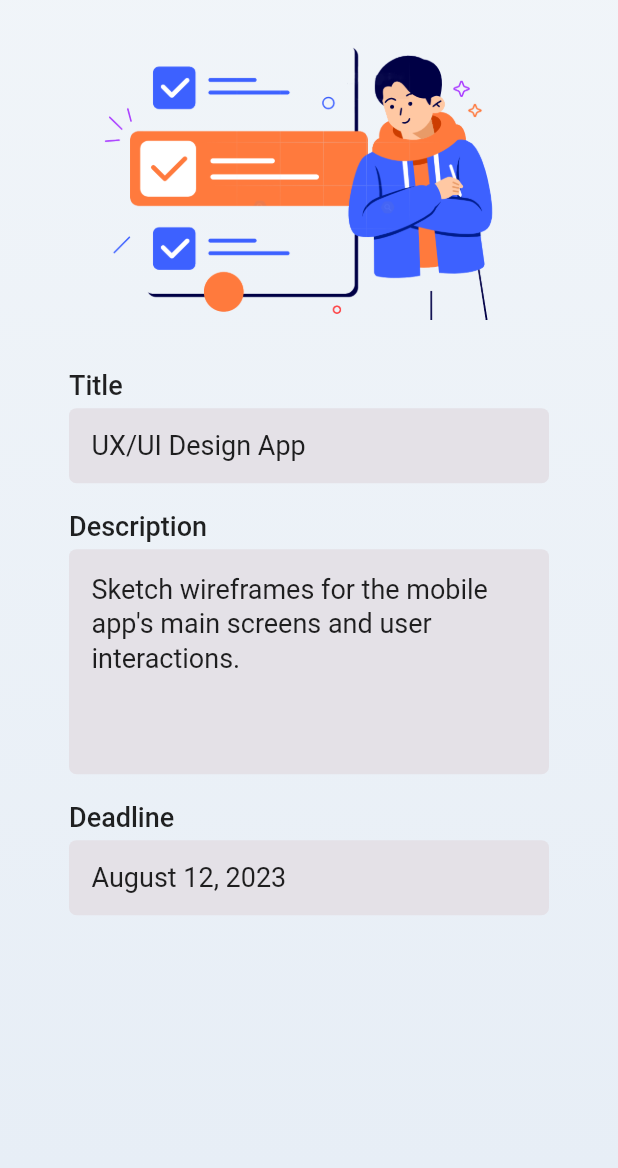
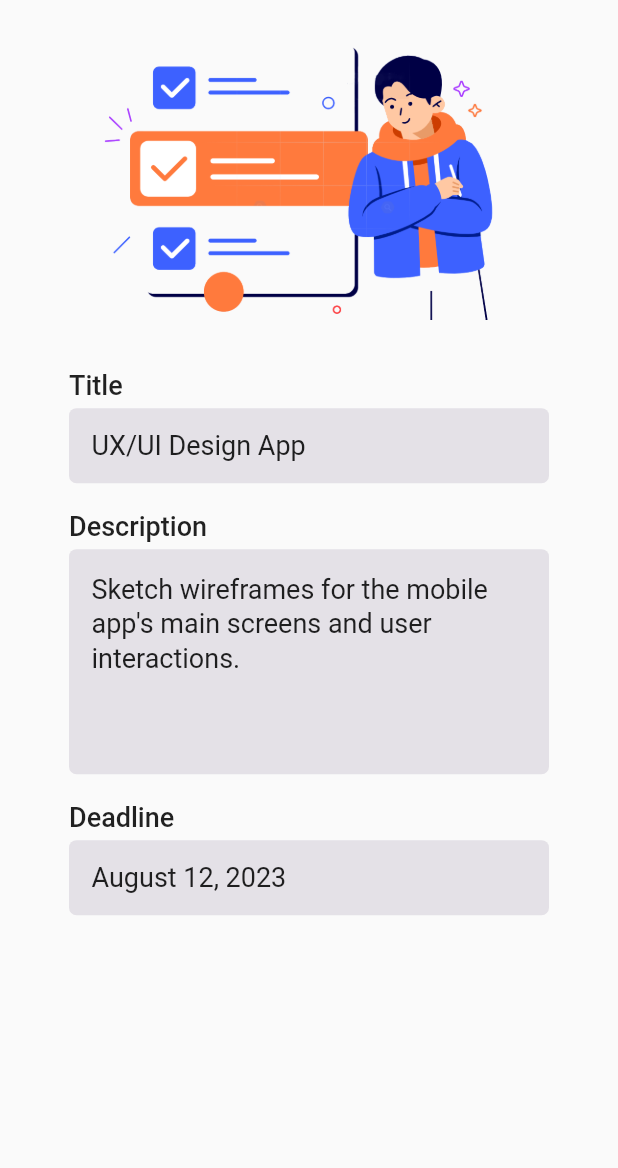
Before and after one commit to duressa-feyissa/2023-project-phase-mobile-tasks, a Flutter app: the screen it shows after launch, on a phone screen of 412 x 824 dp, the part 68-1236 px from its top. Run offline on Flutter 3.47's test engine with Material 2 defaults, Android fonts, the light colour scheme and no system bars.

Commit message:
color fix

```diff
--- a/on-boarding/task_detail/lib/featute/presentation/screens/task_detail.dart
+++ b/on-boarding/task_detail/lib/featute/presentation/screens/task_detail.dart
@@ -11,18 +11,8 @@ class TaskDetail extends StatelessWidget {
       title: 'Todo List',
       home: Scaffold(
           body: SafeArea(
-        child: Container(
+        child: SizedBox(
           height: double.infinity,
-          decoration: const BoxDecoration(
-            gradient: LinearGradient(
-              colors: [
-                Color.fromARGB(255, 241, 245, 249),
-                Color.fromARGB(255, 231, 238, 246)
-              ],
-              begin: Alignment.topCenter,
-              end: Alignment.bottomCenter,
-            ),
-          ),
           child: Expanded(
             child: Container(
               padding: const EdgeInsets.only(top: 5, left: 10, right: 10),
```
